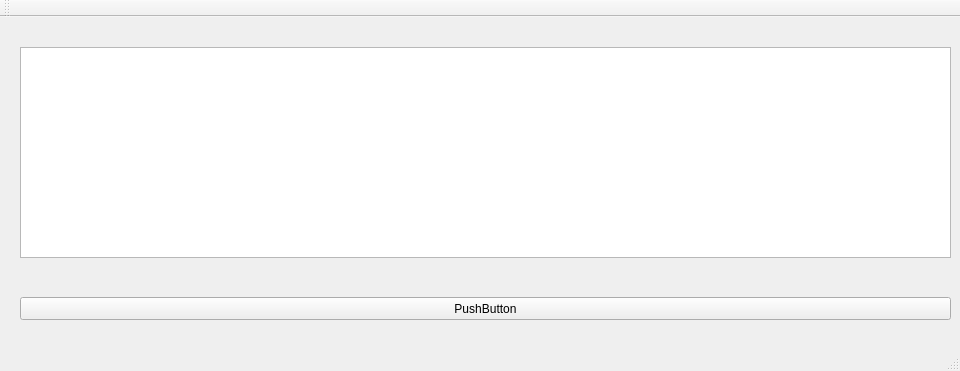
wdy0401/only_qt_ctp, file mainwindow.ui: the form before one commit.
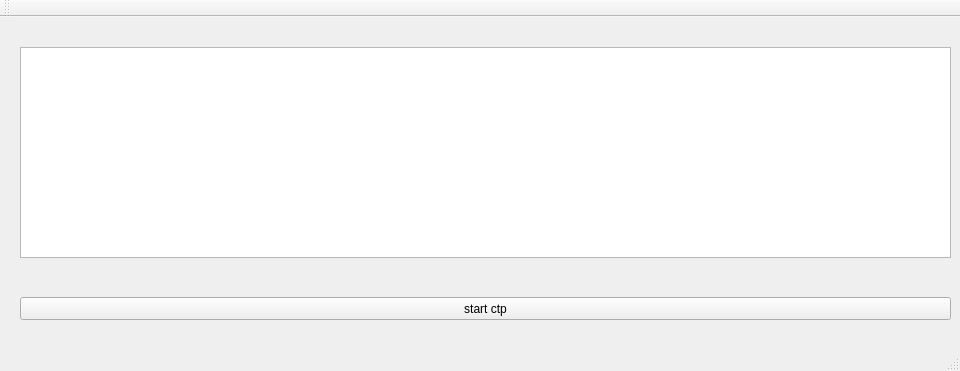
The form after the commit.

Diff of the .ui file:
```diff
--- a/mainwindow.ui
+++ b/mainwindow.ui
@@ -34,7 +34,7 @@
      </rect>
     </property>
     <property name="text">
-     <string>PushButton</string>
+     <string>start ctp</string>
     </property>
    </widget>
   </widget>
```
